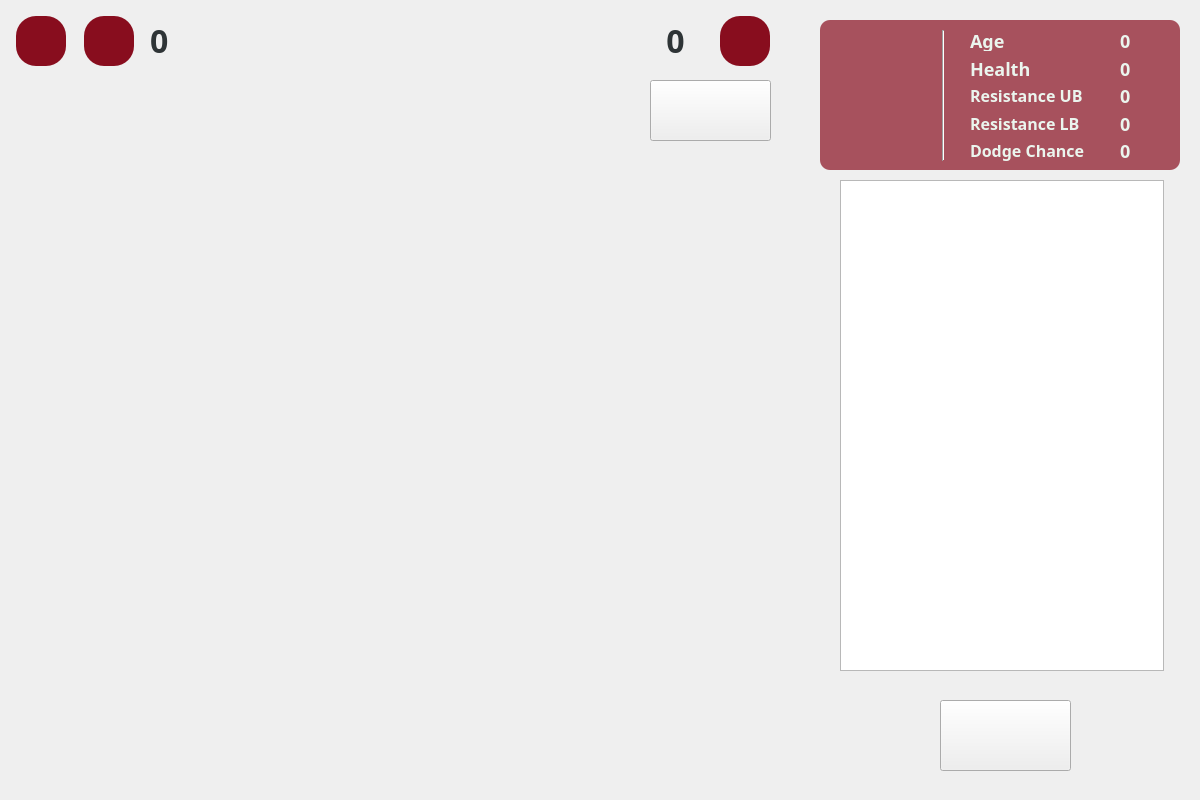
ce-itcr/Gladiators-GBP, file app/game.ui: the form before one commit.
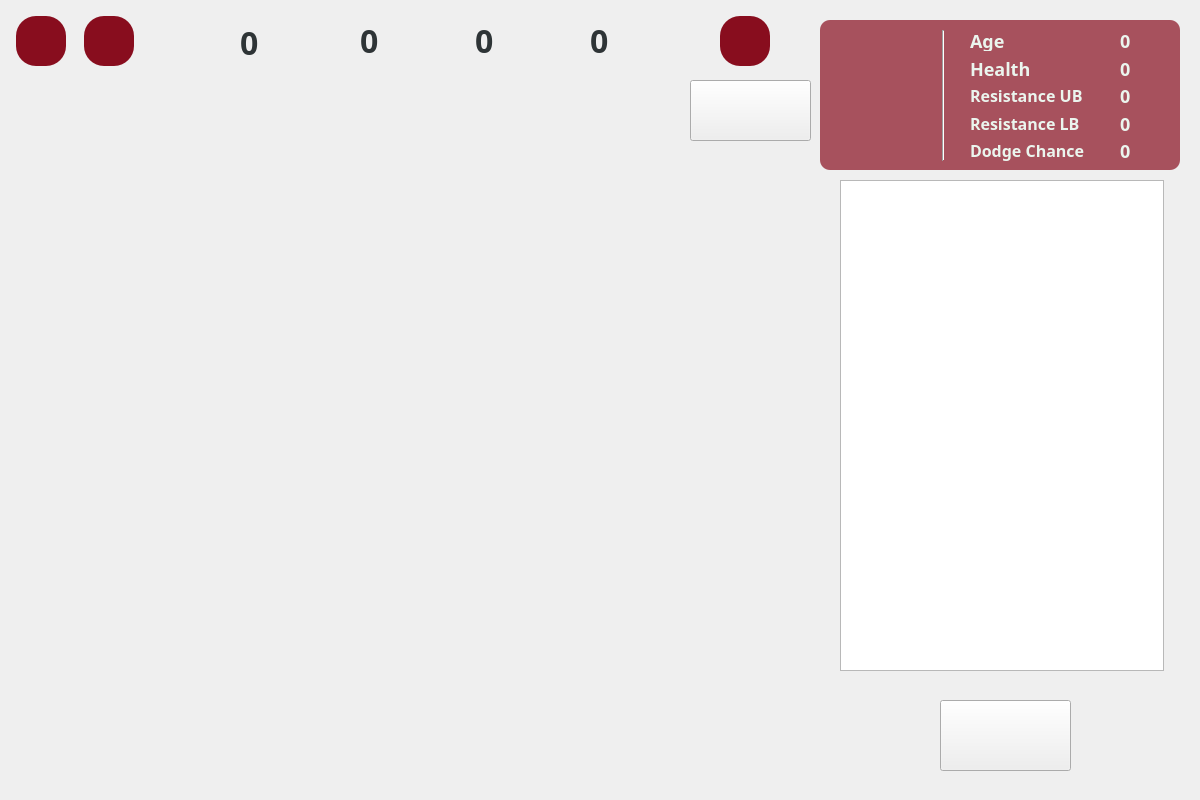
The form after the commit. Icons and pictures are not drawn.

Commit message: Added info icons to game.ui

```diff
--- a/app/game.ui
+++ b/app/game.ui
@@ -32,7 +32,7 @@
    <property name="geometry">
     <rect>
      <x>0</x>
-     <y>0</y>
+     <y>-10</y>
      <width>1200</width>
      <height>800</height>
     </rect>
@@ -586,10 +586,10 @@
   <widget class="QLabel" name="waveCount">
    <property name="geometry">
     <rect>
-     <x>150</x>
+     <x>240</x>
      <y>20</y>
-     <width>51</width>
-     <height>41</height>
+     <width>55</width>
+     <height>45</height>
     </rect>
    </property>
    <property name="palette">
@@ -750,29 +750,10 @@
     <string>0</string>
    </property>
   </widget>
-  <widget class="QLabel" name="label">
-   <property name="geometry">
-    <rect>
-     <x>220</x>
-     <y>10</y>
-     <width>251</width>
-     <height>61</height>
-    </rect>
-   </property>
-   <property name="text">
-    <string/>
-   </property>
-   <property name="pixmap">
-    <pixmap resource="imgresources.qrc">:/img/logotipo.png</pixmap>
-   </property>
-   <property name="scaledContents">
-    <bool>true</bool>
-   </property>
-  </widget>
   <widget class="QLabel" name="moneyCount">
    <property name="geometry">
     <rect>
-     <x>630</x>
+     <x>590</x>
      <y>20</y>
      <width>91</width>
      <height>41</height>
@@ -936,13 +917,13 @@
     <string>0</string>
    </property>
    <property name="alignment">
-    <set>Qt::AlignCenter</set>
+    <set>Qt::AlignLeading|Qt::AlignLeft|Qt::AlignVCenter</set>
    </property>
   </widget>
   <widget class="QPushButton" name="spawnBoss">
    <property name="geometry">
     <rect>
-     <x>650</x>
+     <x>690</x>
      <y>80</y>
      <width>121</width>
      <height>61</height>
@@ -958,6 +939,404 @@
     <string/>
    </property>
   </widget>
+  <widget class="QLabel" name="leftLabel">
+   <property name="geometry">
+    <rect>
+     <x>180</x>
+     <y>0</y>
+     <width>81</width>
+     <height>61</height>
+    </rect>
+   </property>
+   <property name="styleSheet">
+    <string notr="true">image: url(:/img/gladiatorRun.gif);</string>
+   </property>
+   <property name="text">
+    <string/>
+   </property>
+  </widget>
+  <widget class="QLabel" name="moneyLabel">
+   <property name="geometry">
+    <rect>
+     <x>530</x>
+     <y>20</y>
+     <width>55</width>
+     <height>45</height>
+    </rect>
+   </property>
+   <property name="styleSheet">
+    <string notr="true">image: url(:/img/coin.gif);</string>
+   </property>
+   <property name="text">
+    <string/>
+   </property>
+  </widget>
+  <widget class="QLabel" name="leftLabel_2">
+   <property name="geometry">
+    <rect>
+     <x>300</x>
+     <y>15</y>
+     <width>55</width>
+     <height>50</height>
+    </rect>
+   </property>
+   <property name="styleSheet">
+    <string notr="true">image: url(:/img/skull.png);</string>
+   </property>
+   <property name="text">
+    <string/>
+   </property>
+  </widget>
+  <widget class="QLabel" name="wavesWon">
+   <property name="geometry">
+    <rect>
+     <x>360</x>
+     <y>20</y>
+     <width>51</width>
+     <height>41</height>
+    </rect>
+   </property>
+   <property name="palette">
+    <palette>
+     <active>
+      <colorrole role="WindowText">
+       <brush brushstyle="SolidPattern">
+        <color alpha="255">
+         <red>46</red>
+         <green>52</green>
+         <blue>54</blue>
+        </color>
+       </brush>
+      </colorrole>
+      <colorrole role="Text">
+       <brush brushstyle="SolidPattern">
+        <color alpha="255">
+         <red>46</red>
+         <green>52</green>
+         <blue>54</blue>
+        </color>
+       </brush>
+      </colorrole>
+      <colorrole role="ButtonText">
+       <brush brushstyle="SolidPattern">
+        <color alpha="255">
+         <red>46</red>
+         <green>52</green>
+         <blue>54</blue>
+        </color>
+       </brush>
+      </colorrole>
+      <colorrole role="ToolTipText">
+       <brush brushstyle="SolidPattern">
+        <color alpha="255">
+         <red>164</red>
+         <green>164</green>
+         <blue>164</blue>
+        </color>
+       </brush>
+      </colorrole>
+      <colorrole role="PlaceholderText">
+       <brush brushstyle="NoBrush">
+        <color alpha="128">
+         <red>46</red>
+         <green>52</green>
+         <blue>54</blue>
+        </color>
+       </brush>
+      </colorrole>
+     </active>
+     <inactive>
+      <colorrole role="WindowText">
+       <brush brushstyle="SolidPattern">
+        <color alpha="255">
+         <red>46</red>
+         <green>52</green>
+         <blue>54</blue>
+        </color>
+       </brush>
+      </colorrole>
+      <colorrole role="Text">
+       <brush brushstyle="SolidPattern">
+        <color alpha="255">
+         <red>46</red>
+         <green>52</green>
+         <blue>54</blue>
+        </color>
+       </brush>
+      </colorrole>
+      <colorrole role="ButtonText">
+       <brush brushstyle="SolidPattern">
+        <color alpha="255">
+         <red>46</red>
+         <green>52</green>
+         <blue>54</blue>
+        </color>
+       </brush>
+      </colorrole>
+      <colorrole role="ToolTipText">
+       <brush brushstyle="SolidPattern">
+        <color alpha="255">
+         <red>164</red>
+         <green>164</green>
+         <blue>164</blue>
+        </color>
+       </brush>
+      </colorrole>
+      <colorrole role="PlaceholderText">
+       <brush brushstyle="NoBrush">
+        <color alpha="128">
+         <red>46</red>
+         <green>52</green>
+         <blue>54</blue>
+        </color>
+       </brush>
+      </colorrole>
+     </inactive>
+     <disabled>
+      <colorrole role="WindowText">
+       <brush brushstyle="SolidPattern">
+        <color alpha="255">
+         <red>46</red>
+         <green>52</green>
+         <blue>54</blue>
+        </color>
+       </brush>
+      </colorrole>
+      <colorrole role="Text">
+       <brush brushstyle="SolidPattern">
+        <color alpha="255">
+         <red>46</red>
+         <green>52</green>
+         <blue>54</blue>
+        </color>
+       </brush>
+      </colorrole>
+      <colorrole role="ButtonText">
+       <brush brushstyle="SolidPattern">
+        <color alpha="255">
+         <red>46</red>
+         <green>52</green>
+         <blue>54</blue>
+        </color>
+       </brush>
+      </colorrole>
+      <colorrole role="ToolTipText">
+       <brush brushstyle="SolidPattern">
+        <color alpha="255">
+         <red>164</red>
+         <green>164</green>
+         <blue>164</blue>
+        </color>
+       </brush>
+      </colorrole>
+      <colorrole role="PlaceholderText">
+       <brush brushstyle="NoBrush">
+        <color alpha="128">
+         <red>46</red>
+         <green>52</green>
+         <blue>54</blue>
+        </color>
+       </brush>
+      </colorrole>
+     </disabled>
+    </palette>
+   </property>
+   <property name="styleSheet">
+    <string notr="true">font-family: Montserrat;
+font-style: normal;
+font-weight: 500;
+font-size:32px;
+line-height: 22px;
+
+color: rgb(46, 52, 54);</string>
+   </property>
+   <property name="text">
+    <string>0</string>
+   </property>
+  </widget>
+  <widget class="QLabel" name="label">
+   <property name="geometry">
+    <rect>
+     <x>415</x>
+     <y>15</y>
+     <width>55</width>
+     <height>55</height>
+    </rect>
+   </property>
+   <property name="styleSheet">
+    <string notr="true">image: url(:/img/heart.png);</string>
+   </property>
+   <property name="text">
+    <string/>
+   </property>
+  </widget>
+  <widget class="QLabel" name="lifesCount">
+   <property name="geometry">
+    <rect>
+     <x>475</x>
+     <y>20</y>
+     <width>51</width>
+     <height>41</height>
+    </rect>
+   </property>
+   <property name="palette">
+    <palette>
+     <active>
+      <colorrole role="WindowText">
+       <brush brushstyle="SolidPattern">
+        <color alpha="255">
+         <red>46</red>
+         <green>52</green>
+         <blue>54</blue>
+        </color>
+       </brush>
+      </colorrole>
+      <colorrole role="Text">
+       <brush brushstyle="SolidPattern">
+        <color alpha="255">
+         <red>46</red>
+         <green>52</green>
+         <blue>54</blue>
+        </color>
+       </brush>
+      </colorrole>
+      <colorrole role="ButtonText">
+       <brush brushstyle="SolidPattern">
+        <color alpha="255">
+         <red>46</red>
+         <green>52</green>
+         <blue>54</blue>
+        </color>
+       </brush>
+      </colorrole>
+      <colorrole role="ToolTipText">
+       <brush brushstyle="SolidPattern">
+        <color alpha="255">
+         <red>164</red>
+         <green>164</green>
+         <blue>164</blue>
+        </color>
+       </brush>
+      </colorrole>
+      <colorrole role="PlaceholderText">
+       <brush brushstyle="NoBrush">
+        <color alpha="128">
+         <red>46</red>
+         <green>52</green>
+         <blue>54</blue>
+        </color>
+       </brush>
+      </colorrole>
+     </active>
+     <inactive>
+      <colorrole role="WindowText">
+       <brush brushstyle="SolidPattern">
+        <color alpha="255">
+         <red>46</red>
+         <green>52</green>
+         <blue>54</blue>
+        </color>
+       </brush>
+      </colorrole>
+      <colorrole role="Text">
+       <brush brushstyle="SolidPattern">
+        <color alpha="255">
+         <red>46</red>
+         <green>52</green>
+         <blue>54</blue>
+        </color>
+       </brush>
+      </colorrole>
+      <colorrole role="ButtonText">
+       <brush brushstyle="SolidPattern">
+        <color alpha="255">
+         <red>46</red>
+         <green>52</green>
+         <blue>54</blue>
+        </color>
+       </brush>
+      </colorrole>
+      <colorrole role="ToolTipText">
+       <brush brushstyle="SolidPattern">
+        <color alpha="255">
+         <red>164</red>
+         <green>164</green>
+         <blue>164</blue>
+        </color>
+       </brush>
+      </colorrole>
+      <colorrole role="PlaceholderText">
+       <brush brushstyle="NoBrush">
+        <color alpha="128">
+         <red>46</red>
+         <green>52</green>
+         <blue>54</blue>
+        </color>
+       </brush>
+      </colorrole>
+     </inactive>
+     <disabled>
+      <colorrole role="WindowText">
+       <brush brushstyle="SolidPattern">
+        <color alpha="255">
+         <red>46</red>
+         <green>52</green>
+         <blue>54</blue>
+        </color>
+       </brush>
+      </colorrole>
+      <colorrole role="Text">
+       <brush brushstyle="SolidPattern">
+        <color alpha="255">
+         <red>46</red>
+         <green>52</green>
+         <blue>54</blue>
+        </color>
+       </brush>
+      </colorrole>
+      <colorrole role="ButtonText">
+       <brush brushstyle="SolidPattern">
+        <color alpha="255">
+         <red>46</red>
+         <green>52</green>
+         <blue>54</blue>
+        </color>
+       </brush>
+      </colorrole>
+      <colorrole role="ToolTipText">
+       <brush brushstyle="SolidPattern">
+        <color alpha="255">
+         <red>164</red>
+         <green>164</green>
+         <blue>164</blue>
+        </color>
+       </brush>
+      </colorrole>
+      <colorrole role="PlaceholderText">
+       <brush brushstyle="NoBrush">
+        <color alpha="128">
+         <red>46</red>
+         <green>52</green>
+         <blue>54</blue>
+        </color>
+       </brush>
+      </colorrole>
+     </disabled>
+    </palette>
+   </property>
+   <property name="styleSheet">
+    <string notr="true">font-family: Montserrat;
+font-style: normal;
+font-weight: 500;
+font-size:32px;
+line-height: 22px;
+
+color: rgb(46, 52, 54);</string>
+   </property>
+   <property name="text">
+    <string>0</string>
+   </property>
+  </widget>
  </widget>
  <resources>
   <include location="imgresources.qrc"/>
```
The commit also changes 7 other files.
